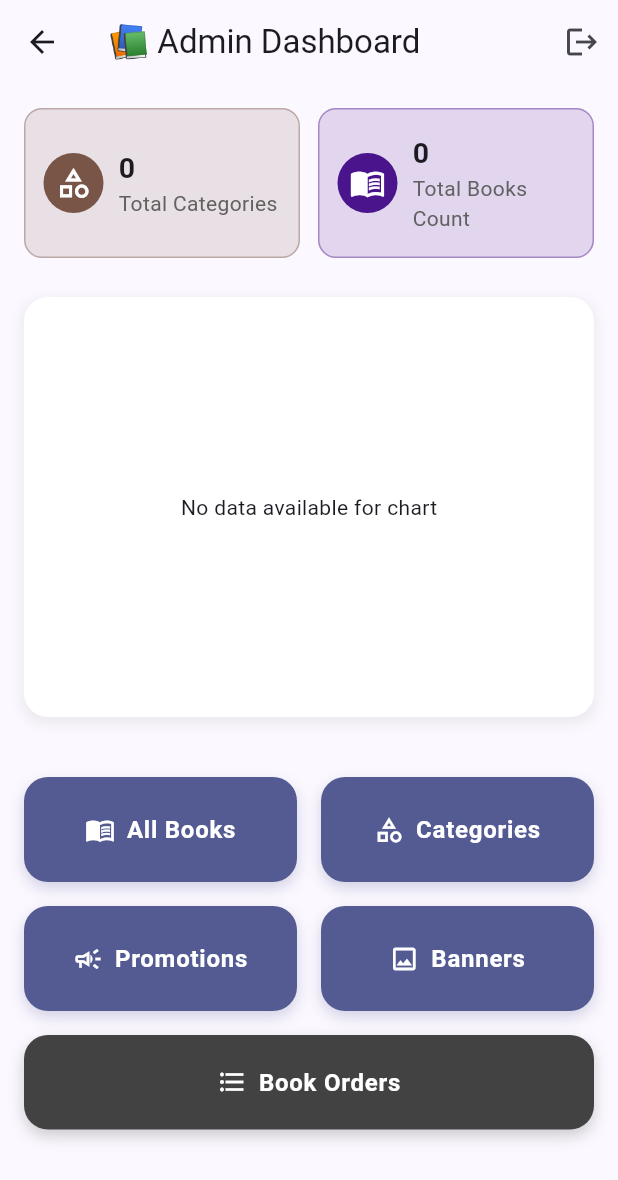
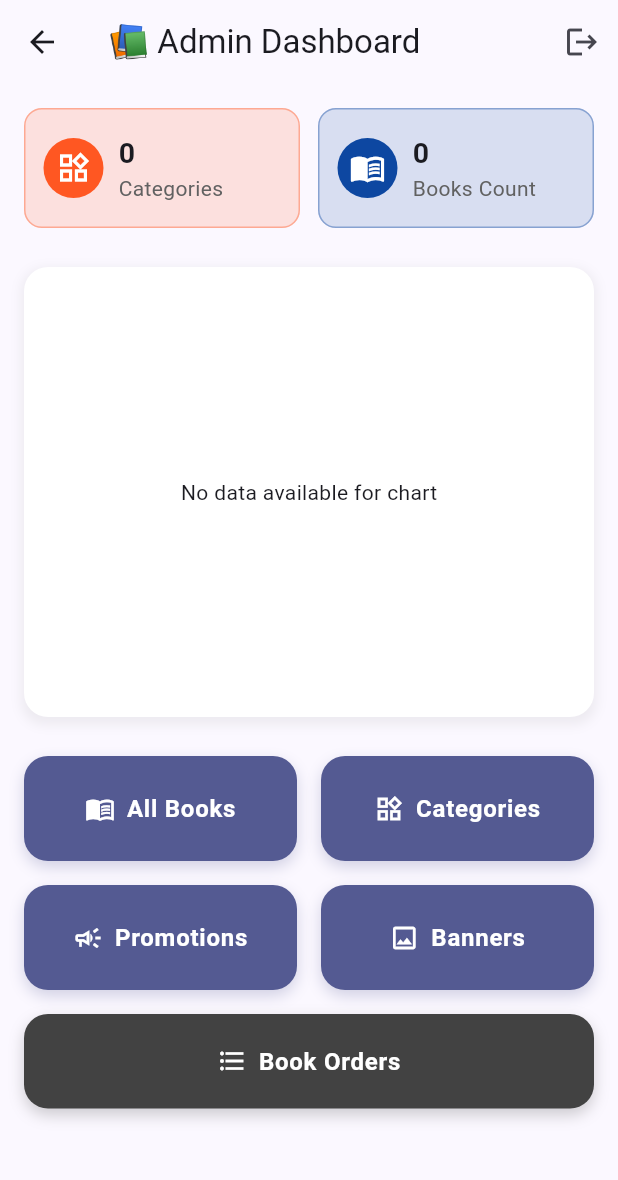
Before and after one commit to viraj-gunasekara/Bookstore_App_Android, a Flutter app: the AdminHome screen opened by its route, on a phone screen of 412 x 824 dp. Shown: the top 1180 px of the screen. Run offline on Flutter 3.47's test engine with Material 3 defaults, Android fonts, the phone set to English and light mode, and no system bars; our stand-ins replace cloud_firestore, firebase_auth, firebase_core, fl_chart, flutter_dotenv, image_picker; accounts and stored records are empty.

Commit message:
adminDashboardUI: new icon for category, pie chart legend fix, bottom overflow

```diff
--- a/bookstore_admin_app/lib/views/admin_home.dart
+++ b/bookstore_admin_app/lib/views/admin_home.dart
@@ -46,11 +46,11 @@ class _AdminHomeState extends State<AdminHome> {
             Row(
               children: [
                 Expanded(
-                  child: _buildDashboardCard(context, title: "Total Categories", value: "${provider.categories.length}", icon: Icons.category_outlined, color: Colors.brown.shade500),
+                  child: _buildDashboardCard(context, title: "Categories", value: "${provider.categories.length}", icon: Icons.now_widgets_outlined, color: Colors.deepOrange.shade500),
                 ),
                 const SizedBox(width: 12),
                 Expanded(
-                  child: _buildDashboardCard(context, title: "Total Books Count", value: "${provider.books.length}", icon: Icons.menu_book_outlined, color: Colors.purple.shade900),
+                  child: _buildDashboardCard(context, title: "Books Count", value: "${provider.books.length}", icon: Icons.menu_book_outlined, color: Colors.blue.shade900),
                 ),
               ],
             ),
@@ -59,9 +59,9 @@ class _AdminHomeState extends State<AdminHome> {
             //Graph show Number of books per category
             // 📊 Pie Chart for Books by Category
             Container(
-              height: 280,
+              height: 300,
               margin: const EdgeInsets.symmetric(vertical: 16),
-              padding: const EdgeInsets.all(16),
+              padding: const EdgeInsets.all(2),
               decoration: BoxDecoration(
                 color: Colors.white,
                 borderRadius: BorderRadius.circular(16),
@@ -101,14 +101,14 @@ class _AdminHomeState extends State<AdminHome> {
                         child: Row(
                           children: [
                             Padding(
-                              padding: const EdgeInsets.only(left: 16),
+                              padding: const EdgeInsets.only(left: 28),
                               child: SizedBox(
                                 width: 140,
                                 height: 140,
                                 child: PieChart(
                                   PieChartData(
                                     sectionsSpace: 2,
-                                    centerSpaceRadius: 38,
+                                    centerSpaceRadius: 36,
                                     sections: coloredEntries.map((entry) {
                                       final percentage = (entry.count / totalBooks * 100).toStringAsFixed(1);
                                       return PieChartSectionData(
@@ -167,7 +167,7 @@ class _AdminHomeState extends State<AdminHome> {
               ),
             ),
 
-            const SizedBox(height: 24),
+            const SizedBox(height: 10),
             // 📦 Admin Control Buttons - Changed from Rows to GridView
             Column(
               children: [
@@ -180,16 +180,8 @@ class _AdminHomeState extends State<AdminHome> {
                   crossAxisSpacing: 16,
                   childAspectRatio: 2.6,
                   children: [
-        HomeButton(
-          name: "All Books",
-          icon: Icons.menu_book_outlined,
-          onTap: () => Navigator.pushNamed(context, "/books"),
-        ),
-        HomeButton(
-          name: "Categories",
-          icon: Icons.category_outlined,
-          onTap: () => Navigator.pushNamed(context, "/category"),
-        ),
+                    HomeButton(name: "All Books", icon: Icons.menu_book_outlined, onTap: () => Navigator.pushNamed(context, "/books")),
+                    HomeButton(name: "Categories", icon: Icons.now_widgets_outlined, onTap: () => Navigator.pushNamed(context, "/category")),
                     HomeButton(
                       name: "Promotions",
                       icon: Icons.campaign_outlined,
@@ -207,17 +199,11 @@ class _AdminHomeState extends State<AdminHome> {
                 Container(
                   margin: const EdgeInsets.only(top: 16),
                   width: double.infinity,
-      child: HomeButton(
-        name: "Book Orders",
-        icon: Icons.format_list_bulleted,
-        onTap: () => Navigator.pushNamed(context, "/orders"),
-        backgroundColor: Colors.grey.shade800,
-      ),
+                  child: HomeButton(name: "Book Orders", icon: Icons.format_list_bulleted, onTap: () => Navigator.pushNamed(context, "/orders"), backgroundColor: Colors.grey.shade800),
                 ),
                 const SizedBox(height: 5),
               ],
-)
-
+            ),
           ],
         ),
       ),
@@ -227,7 +213,7 @@ class _AdminHomeState extends State<AdminHome> {
   // 🧩 Modern Dashboard Metric Card - FIXED SIZE
   Widget _buildDashboardCard(BuildContext context, {required String title, required String value, required IconData icon, required Color color}) {
     return SizedBox(
-      height: 100,
+      height: 80,
       child: Container(
         padding: const EdgeInsets.all(12),
         decoration: BoxDecoration(
```
Lines whose indentation alone changed are shown as unchanged.
